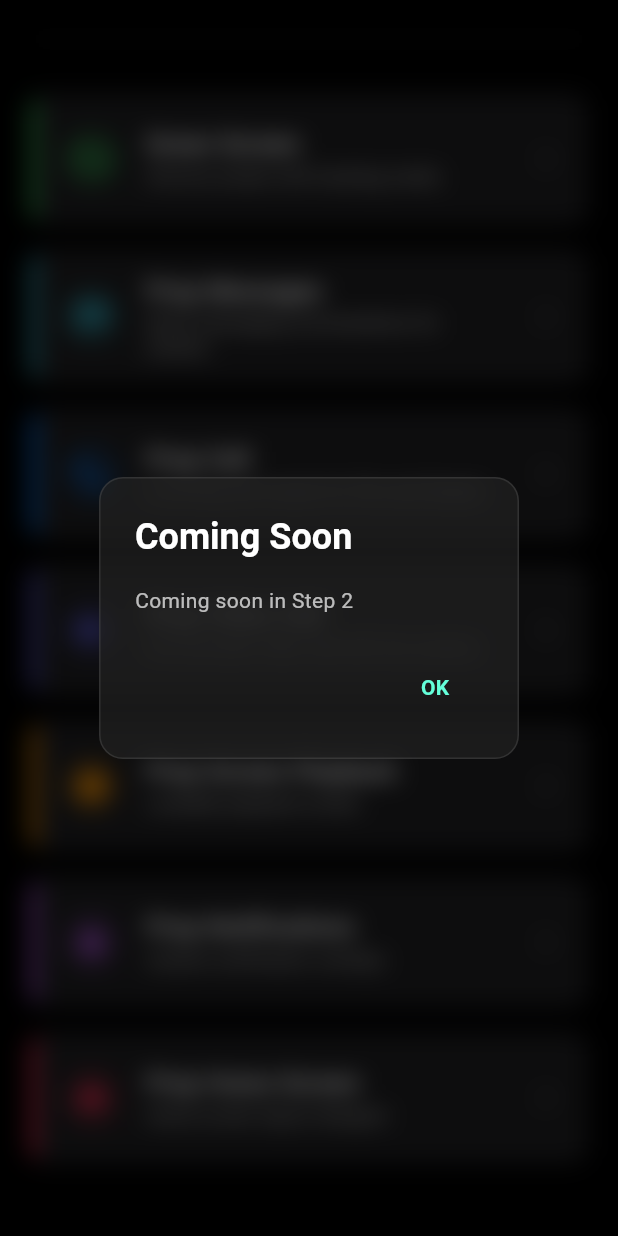
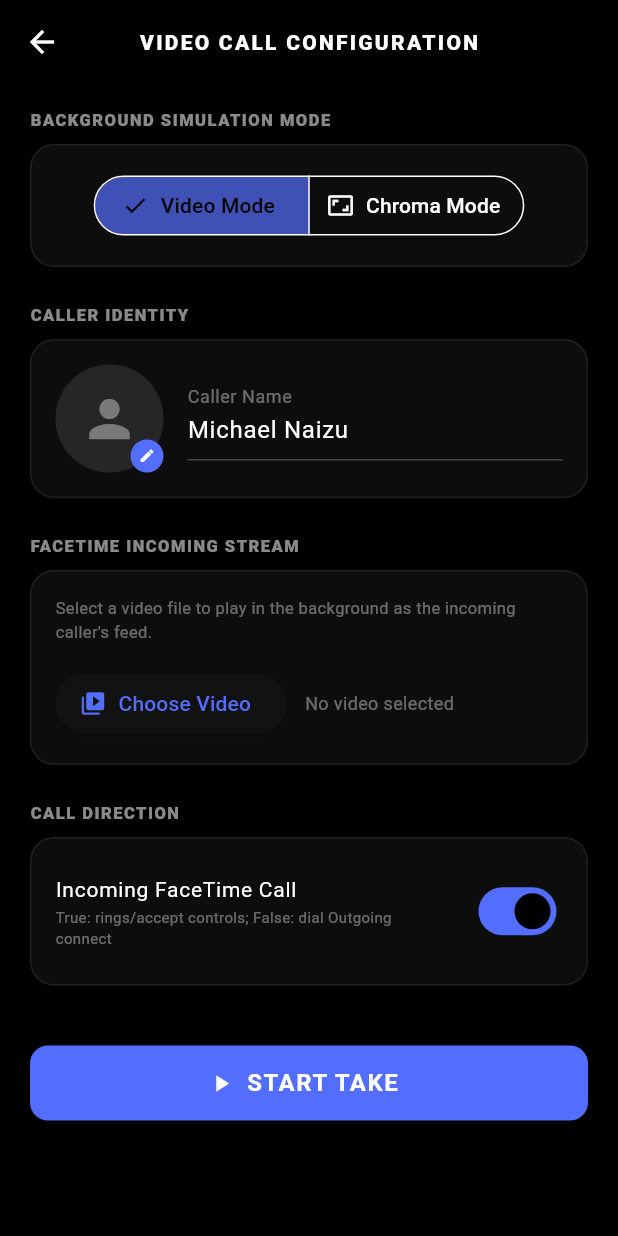
Before and after one commit to NaijaB0T/setscreen_pro, a Flutter app: the screen it shows after launch, scrolled down 139 dp, after a tap on "Prop Video Call", on a phone screen of 412 x 824 dp. Run offline on Flutter 3.47's test engine with Material 3 defaults, Android fonts, the phone set to English and light mode, and no system bars; our stand-ins replace audioplayers, camera, image_picker, shared_preferences, video_player.

Commit message:
feat: implement Sprint 7 - FaceTime Video Call Simulator (VideoCallScreen, VideoSetupScreen, VideoCallConfig) with Chroma Mode, draggable PIP, and Safety Lock

```diff
--- /dev/null
+++ b/lib/models/video_call_config.dart
@@ -0,0 +1,33 @@
+class VideoCallConfig {
+  final String callerName;
+  final String? avatarPath;
+  final String? videoPath;
+  final bool isIncoming;
+  final bool isGreenScreenMode;
+
+  VideoCallConfig({
+    required this.callerName,
+    this.avatarPath,
+    this.videoPath,
+    required this.isIncoming,
+    required this.isGreenScreenMode,
+  });
+
+  Map<String, dynamic> toJson() => {
+    'callerName': callerName,
+    'avatarPath': avatarPath,
+    'videoPath': videoPath,
+    'isIncoming': isIncoming,
+    'isGreenScreenMode': isGreenScreenMode,
+  };
+
+  factory VideoCallConfig.fromJson(Map<String, dynamic> json) {
+    return VideoCallConfig(
+      callerName: json['callerName'] as String? ?? 'Michael Naizu',
+      avatarPath: json['avatarPath'] as String?,
+      videoPath: json['videoPath'] as String?,
+      isIncoming: json['isIncoming'] as bool? ?? true,
+      isGreenScreenMode: json['isGreenScreenMode'] as bool? ?? false,
+    );
+  }
+}
--- a/lib/screens/home_portal_screen.dart
+++ b/lib/screens/home_portal_screen.dart
@@ -3,6 +3,7 @@ import 'package:flutter/material.dart';
 import 'setup_screen.dart';
 import 'green_screen_screen.dart';
 import 'call_setup_screen.dart';
+import 'video_setup_screen.dart';
 
 class HomePortalScreen extends StatelessWidget {
   const HomePortalScreen({super.key});
@@ -177,7 +178,11 @@ class HomePortalScreen extends StatelessWidget {
                     subtitle: "Pre-recorded video call with live camera",
                     icon: Icons.videocam,
                     accentColor: const Color(0xFF5856D6), // Indigo
-                    onTap: () => _showComingSoon(context),
+                    onTap: () {
+                      Navigator.of(context).push(
+                        MaterialPageRoute(builder: (context) => const VideoSetupScreen()),
+                      );
+                    },
                   ),
                   _buildPortalCard(
                     context: context,
--- /dev/null
+++ b/lib/screens/video_setup_screen.dart
@@ -0,0 +1,341 @@
+import 'dart:convert';
+import 'dart:io';
+import 'package:flutter/material.dart';
+import 'package:image_picker/image_picker.dart';
+import 'package:shared_preferences/shared_preferences.dart';
+import '../models/video_call_config.dart';
+import 'video_call_screen.dart';
+
+class VideoSetupScreen extends StatefulWidget {
+  const VideoSetupScreen({super.key});
+
+  @override
+  State<VideoSetupScreen> createState() => _VideoSetupScreenState();
+}
+
+class _VideoSetupScreenState extends State<VideoSetupScreen> {
+  final _formKey = GlobalKey<FormState>();
+
+  final TextEditingController _nameController = TextEditingController();
+
+  String? _avatarPath;
+  String? _videoPath;
+  bool _isIncoming = true;
+  bool _isGreenScreenMode = false;
+
+  @override
+  void initState() {
+    super.initState();
+    _loadSavedConfig();
+  }
+
+  @override
+  void dispose() {
+    _nameController.dispose();
+    super.dispose();
+  }
+
+  Future<void> _loadSavedConfig() async {
+    final prefs = await SharedPreferences.getInstance();
+    final jsonStr = prefs.getString('saved_video_call_config');
+    if (jsonStr != null && jsonStr.isNotEmpty) {
+      try {
+        final config = VideoCallConfig.fromJson(jsonDecode(jsonStr));
+        setState(() {
+          _nameController.text = config.callerName;
+          _avatarPath = config.avatarPath;
+          _videoPath = config.videoPath;
+          _isIncoming = config.isIncoming;
+          _isGreenScreenMode = config.isGreenScreenMode;
+        });
+      } catch (e) {
+        debugPrint("Error loading video call config: $e");
+        _loadDefaultValues();
+      }
+    } else {
+      _loadDefaultValues();
+    }
+  }
+
+  void _loadDefaultValues() {
+    setState(() {
+      _nameController.text = "Michael Naizu";
+      _avatarPath = null;
+      _videoPath = null;
+      _isIncoming = true;
+      _isGreenScreenMode = false;
+    });
+  }
+
+  Future<void> _pickAvatar() async {
+    final picker = ImagePicker();
+    try {
+      final pickedFile = await picker.pickImage(source: ImageSource.gallery);
+      if (pickedFile != null) {
+        setState(() {
+          _avatarPath = pickedFile.path;
+        });
+      }
+    } catch (e) {
+      debugPrint("Error picking avatar: $e");
+    }
+  }
+
+  Future<void> _pickVideo() async {
+    final picker = ImagePicker();
+    try {
+      final pickedFile = await picker.pickVideo(source: ImageSource.gallery);
+      if (pickedFile != null) {
+        setState(() {
+          _videoPath = pickedFile.path;
+        });
+      }
+    } catch (e) {
+      debugPrint("Error picking video: $e");
+    }
+  }
+
+  Future<void> _startTake() async {
+    if (!_formKey.currentState!.validate()) return;
+
+    if (!_isGreenScreenMode && (_videoPath == null || _videoPath!.isEmpty)) {
+      ScaffoldMessenger.of(context).showSnackBar(
+        const SnackBar(content: Text("Please select a video file or enable Green Screen mode.")),
+      );
+      return;
+    }
+
+    final config = VideoCallConfig(
+      callerName: _nameController.text.trim(),
+      avatarPath: _avatarPath,
+      videoPath: _videoPath,
+      isIncoming: _isIncoming,
+      isGreenScreenMode: _isGreenScreenMode,
+    );
+
+    // Save to SharedPreferences
+    final prefs = await SharedPreferences.getInstance();
+    await prefs.setString('saved_video_call_config', jsonEncode(config.toJson()));
+
+    if (mounted) {
+      Navigator.of(context).push(
+        MaterialPageRoute(
+          builder: (context) => VideoCallScreen(
+            config: null, // For backward compatibility
+            videoCallConfig: config,
+          ),
+        ),
+      );
+    }
+  }
+
+  Widget _buildFrostedContainer({required Widget child}) {
+    return Container(
+      decoration: BoxDecoration(
+        color: Colors.white.withValues(alpha: 0.05),
+        borderRadius: BorderRadius.circular(16),
+        border: Border.all(color: Colors.white.withValues(alpha: 0.08), width: 1),
+      ),
+      padding: const EdgeInsets.all(16.0),
+      child: child,
+    );
+  }
+
+  @override
+  Widget build(BuildContext context) {
+    return Theme(
+      data: ThemeData.dark().copyWith(
+        scaffoldBackgroundColor: Colors.black,
+        colorScheme: const ColorScheme.dark(
+          primary: Colors.indigoAccent,
+          secondary: Colors.indigo,
+        ),
+      ),
+      child: Scaffold(
+        backgroundColor: Colors.black,
+        appBar: AppBar(
+          title: const Text(
+            "VIDEO CALL CONFIGURATION",
+            style: TextStyle(fontSize: 14, fontWeight: FontWeight.w900, letterSpacing: 1.5),
+          ),
+          centerTitle: true,
+          backgroundColor: Colors.black,
+          elevation: 0,
+        ),
+        body: SingleChildScrollView(
+          padding: const EdgeInsets.symmetric(horizontal: 20.0, vertical: 16.0),
+          child: Form(
+            key: _formKey,
+            child: Column(
+              crossAxisAlignment: CrossAxisAlignment.start,
+              children: [
+                // Background Mode selector
+                const Text("BACKGROUND SIMULATION MODE", style: TextStyle(fontSize: 11, fontWeight: FontWeight.w800, color: Colors.white54, letterSpacing: 1)),
+                const SizedBox(height: 8),
+                _buildFrostedContainer(
+                  child: Center(
+                    child: SegmentedButton<bool>(
+                      segments: const <ButtonSegment<bool>>[
+                        ButtonSegment<bool>(
+                          value: false,
+                          label: Text('Video Mode'),
+                          icon: Icon(Icons.movie),
+                        ),
+                        ButtonSegment<bool>(
+                          value: true,
+                          label: Text('Chroma Mode'),
+                          icon: Icon(Icons.aspect_ratio),
+                        ),
+                      ],
+                      selected: <bool>{_isGreenScreenMode},
+                      onSelectionChanged: (Set<bool> val) {
+                        setState(() {
+                          _isGreenScreenMode = val.first;
+                        });
+                      },
+                    ),
+                  ),
+                ),
+                const SizedBox(height: 24),
+
+                // Name Card
+                const Text("CALLER IDENTITY", style: TextStyle(fontSize: 11, fontWeight: FontWeight.w800, color: Colors.white54, letterSpacing: 1)),
+                const SizedBox(height: 8),
+                _buildFrostedContainer(
+                  child: Row(
+                    children: [
+                      GestureDetector(
+                        onTap: _pickAvatar,
+                        child: Stack(
+                          children: [
+                            CircleAvatar(
+                              radius: 36,
+                              backgroundColor: Colors.white10,
+                              backgroundImage: _avatarPath != null && File(_avatarPath!).existsSync()
+                                  ? FileImage(File(_avatarPath!))
+                                  : null,
+                              child: _avatarPath == null || !File(_avatarPath!).existsSync()
+                                  ? const Icon(Icons.person, size: 40, color: Colors.white38)
+                                  : null,
+                            ),
+                            Positioned(
+                              bottom: 0,
+                              right: 0,
+                              child: CircleAvatar(
+                                radius: 11,
+                                backgroundColor: Colors.indigoAccent,
+                                child: const Icon(Icons.edit, size: 11, color: Colors.white),
+                              ),
+                            ),
+                          ],
+                        ),
+                      ),
+                      const SizedBox(width: 16),
+                      Expanded(
+                        child: TextFormField(
+                          controller: _nameController,
+                          style: const TextStyle(color: Colors.white, fontSize: 16),
+                          decoration: const InputDecoration(
+                            labelText: "Caller Name",
+                            labelStyle: TextStyle(color: Colors.white38),
+                            border: UnderlineInputBorder(),
+                            enabledBorder: UnderlineInputBorder(borderSide: BorderSide(color: Colors.white24)),
+                          ),
+                          validator: (value) {
+                            if (value == null || value.trim().isEmpty) {
+                              return "Caller name is required";
+                            }
+                            return null;
+                          },
+                        ),
+                      ),
+                    ],
+                  ),
+                ),
+                const SizedBox(height: 24),
+
+                // Video asset picker (hidden if chroma mode is selected)
+                if (!_isGreenScreenMode) ...[
+                  const Text("FACETIME INCOMING STREAM", style: TextStyle(fontSize: 11, fontWeight: FontWeight.w800, color: Colors.white54, letterSpacing: 1)),
+                  const SizedBox(height: 8),
+                  _buildFrostedContainer(
+                    child: Column(
+                      crossAxisAlignment: CrossAxisAlignment.start,
+                      children: [
+                        const Text(
+                          "Select a video file to play in the background as the incoming caller's feed.",
+                          style: TextStyle(fontSize: 11, color: Colors.white38),
+                        ),
+                        const SizedBox(height: 16),
+                        Row(
+                          children: [
+                            ElevatedButton.icon(
+                              onPressed: _pickVideo,
+                              icon: const Icon(Icons.video_library),
+                              label: const Text("Choose Video"),
+                            ),
+                            const SizedBox(width: 12),
+                            Expanded(
+                              child: Text(
+                                _videoPath != null
+                                    ? "Selected: ${File(_videoPath!).path.split('/').last}"
+                                    : "No video selected",
+                                style: const TextStyle(fontSize: 12, color: Colors.white38),
+                                overflow: TextOverflow.ellipsis,
+                              ),
+                            ),
+                          ],
+                        ),
+                      ],
+                    ),
+                  ),
+                  const SizedBox(height: 24),
+                ],
+
+                // Settings & Direction
+                const Text("CALL DIRECTION", style: TextStyle(fontSize: 11, fontWeight: FontWeight.w800, color: Colors.white54, letterSpacing: 1)),
+                const SizedBox(height: 8),
+                _buildFrostedContainer(
+                  child: SwitchListTile(
+                    contentPadding: EdgeInsets.zero,
+                    title: const Text("Incoming FaceTime Call", style: TextStyle(fontSize: 14)),
+                    subtitle: const Text("True: rings/accept controls; False: dial Outgoing connect", style: TextStyle(fontSize: 10, color: Colors.white38)),
+                    value: _isIncoming,
+                    onChanged: (val) {
+                      setState(() {
+                        _isIncoming = val;
+                      });
+                    },
+                  ),
+                ),
+                const SizedBox(height: 40),
+
+                // Start Take Button
+                SizedBox(
+                  width: double.infinity,
+                  height: 50,
+                  child: ElevatedButton.icon(
+                    onPressed: _startTake,
+                    icon: const Icon(Icons.play_arrow),
+                    label: const Text(
+                      "START TAKE",
+                      style: TextStyle(fontWeight: FontWeight.bold, fontSize: 16, letterSpacing: 1),
+                    ),
+                    style: ElevatedButton.styleFrom(
+                      backgroundColor: Colors.indigoAccent,
+                      foregroundColor: Colors.white,
+                      shape: RoundedRectangleBorder(
+                        borderRadius: BorderRadius.circular(12),
+                      ),
+                    ),
+                  ),
+                ),
+                const SizedBox(height: 40),
+              ],
+            ),
+          ),
+        ),
+      ),
+    );
+  }
+}
```
Also changed, not shown: lib/screens/video_call_screen.dart (+207 -44 lines).
